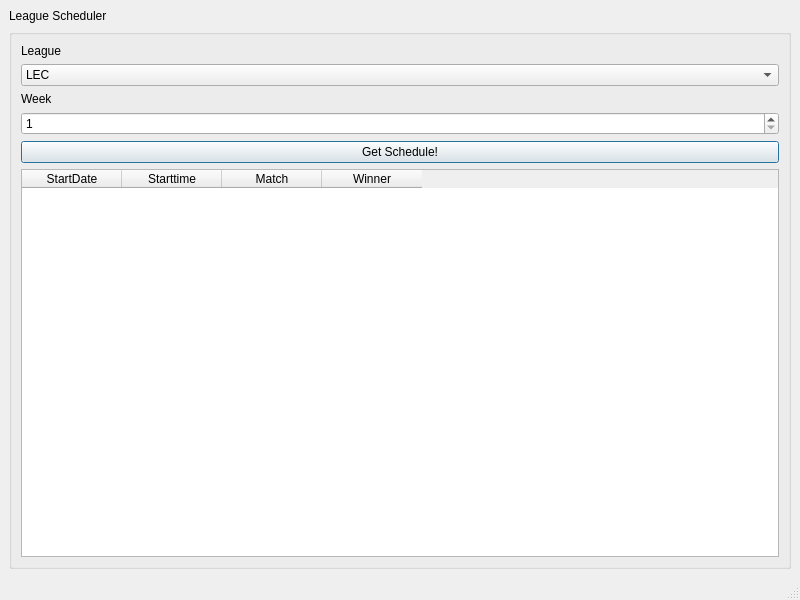
This is ui/mainwindow.ui in OneLazyAdmin/LeagueScheduler as Qt 5 draws it before an edit. The edited form follows.
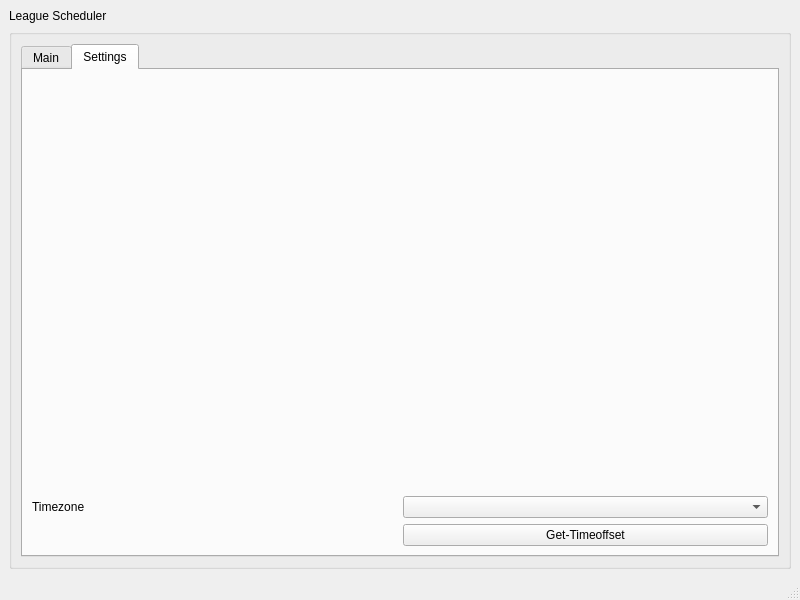
This is the edited form.

Commit message: included different functions to get the start-time according to the set timezone included day of the week into the start_date-column

Diff of the .ui file:
```diff
--- a/ui/mainwindow.ui
+++ b/ui/mainwindow.ui
@@ -14,7 +14,14 @@
    <string>MainWindow</string>
   </property>
   <widget class="QWidget" name="centralwidget">
-   <layout class="QGridLayout" name="gridLayout">
+   <layout class="QGridLayout" name="gridLayout_2">
+    <item row="0" column="0">
+     <widget class="QLabel" name="title">
+      <property name="text">
+       <string>League Scheduler</string>
+      </property>
+     </widget>
+    </item>
     <item row="1" column="0">
      <widget class="QGroupBox" name="groupBox">
       <property name="title">
@@ -22,6 +29,18 @@
       </property>
       <layout class="QVBoxLayout" name="verticalLayout">
        <item>
+        <widget class="QTabWidget" name="tabWidget">
+         <property name="currentIndex">
+          <number>1</number>
+         </property>
+         <widget class="QWidget" name="Main">
+          <attribute name="title">
+           <string>Main</string>
+          </attribute>
+          <layout class="QGridLayout" name="gridLayout">
+           <item row="0" column="0">
+            <layout class="QVBoxLayout" name="verticalLayout_2">
+             <item>
         <widget class="QLabel" name="chosen_league_title">
          <property name="text">
           <string>League</string>
@@ -110,16 +129,54 @@
            <string>Winner</string>
           </property>
          </column>
+               <column>
+                <property name="text">
+                 <string>Picture</string>
+                </property>
+               </column>
         </widget>
        </item>
       </layout>
+           </item>
+          </layout>
+         </widget>
+         <widget class="QWidget" name="Settings">
+          <attribute name="title">
+           <string>Settings</string>
+          </attribute>
+          <layout class="QGridLayout" name="gridLayout_3">
+           <item row="1" column="1">
+            <widget class="QComboBox" name="timezone"/>
+           </item>
+           <item row="2" column="1">
+            <widget class="QPushButton" name="get_timeoffset">
+             <property name="text">
+              <string>Get-Timeoffset</string>
+             </property>
+            </widget>
+           </item>
+           <item row="1" column="0">
+            <widget class="QLabel" name="timezone_title">
+             <property name="text">
+              <string>Timezone</string>
+             </property>
      </widget>
     </item>
     <item row="0" column="0">
-     <widget class="QLabel" name="title">
+            <widget class="QLabel" name="label">
       <property name="text">
-       <string>League Scheduler</string>
-      </property>
+              <string/>
+             </property>
+             <property name="scaledContents">
+              <bool>true</bool>
+             </property>
+            </widget>
+           </item>
+          </layout>
+         </widget>
+        </widget>
+       </item>
+      </layout>
      </widget>
     </item>
    </layout>
```
Lines whose indentation alone changed are shown as unchanged. The commit also changes 2 other files.
